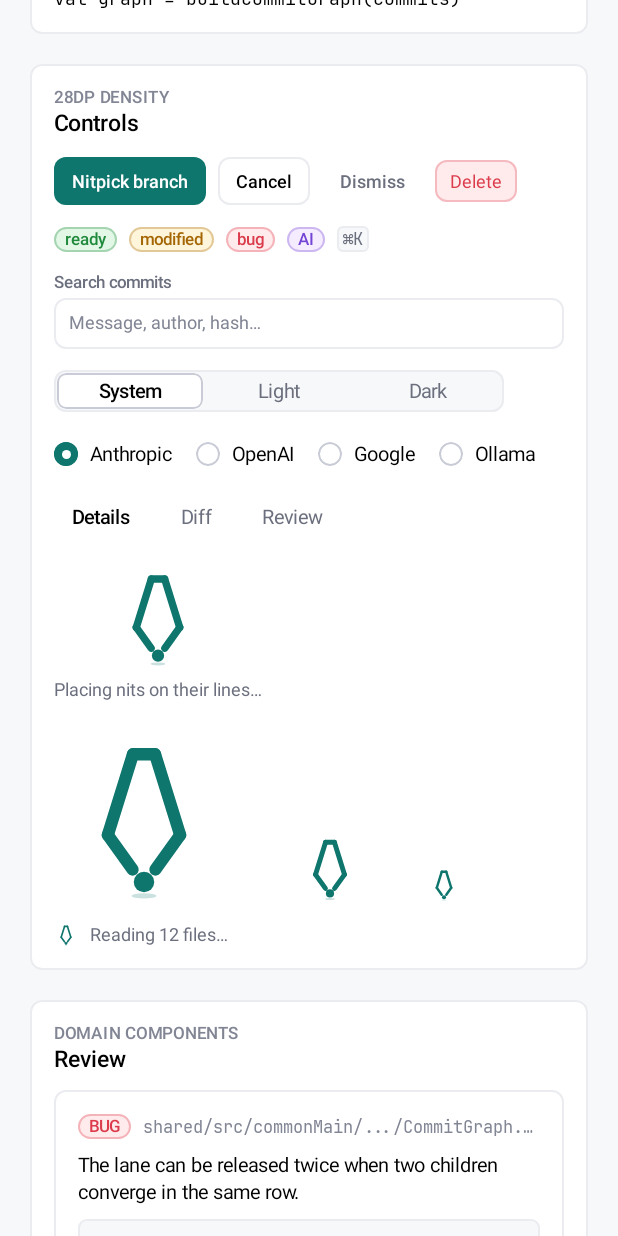
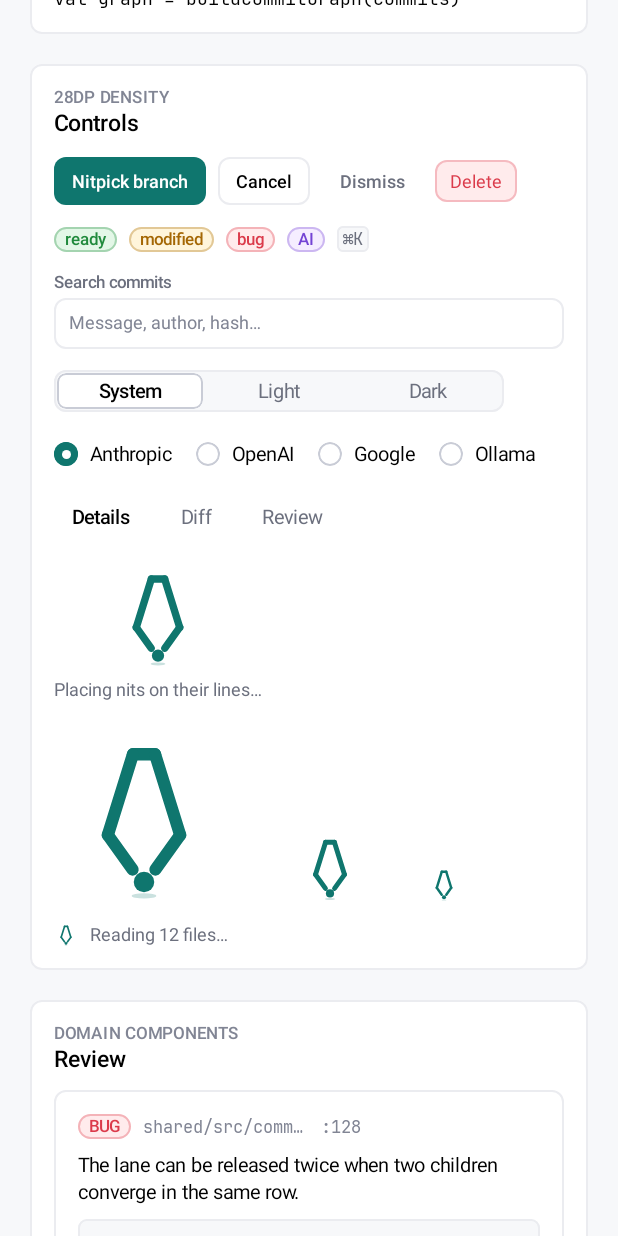
Before and after one commit to Nitpick-org/nitpick-core, an Android app built with Jetpack Compose: the @Preview function DesignSystemCatalogLightPreview, scrolled down 576 dp, on a phone screen of 412 x 824 dp. Run offline under Robolectric (Android 15) with nearby library versions, the phone set to English and light mode, and no system bars; our stand-ins replace Compose Multiplatform resources.

Commit message:
feat(review): show the before and after lines in a nit, keep the line number visible (#141, #142)

```diff
--- a/shared/src/commonMain/kotlin/dev/nitpick/app/ui/components/NitBottomSheet.kt
+++ b/shared/src/commonMain/kotlin/dev/nitpick/app/ui/components/NitBottomSheet.kt
@@ -52,6 +52,7 @@ fun NitSheetContent(
                 severity = comment.severity,
                 message = comment.message,
                 suggestion = comment.suggestion,
+                original = comment.originalSnippet,
             )
         }
         Row(Modifier.fillMaxWidth(), horizontalArrangement = Arrangement.spacedBy(12.dp)) {
--- a/shared/src/commonMain/kotlin/dev/nitpick/app/ui/components/NitpickReview.kt
+++ b/shared/src/commonMain/kotlin/dev/nitpick/app/ui/components/NitpickReview.kt
@@ -12,6 +12,8 @@ import androidx.compose.foundation.layout.width
 import androidx.compose.foundation.shape.RoundedCornerShape
 import androidx.compose.material3.Surface
 import androidx.compose.material3.Text
+import androidx.compose.foundation.layout.Spacer
+import androidx.compose.ui.graphics.Color
 import androidx.compose.runtime.Composable
 import androidx.compose.ui.Alignment
 import androidx.compose.ui.Modifier
@@ -49,6 +51,7 @@ fun ReviewCommentCard(
     message: String,
     modifier: Modifier = Modifier,
     suggestion: String? = null,
+    original: String? = null,
     onApply: (() -> Unit)? = null,
     onDismiss: (() -> Unit)? = null,
 ) {
@@ -57,14 +60,24 @@ fun ReviewCommentCard(
     NitpickCard(modifier = modifier, verticalArrangement = Arrangement.spacedBy(10.dp)) {
         Row(verticalAlignment = Alignment.CenterVertically, horizontalArrangement = Arrangement.spacedBy(8.dp)) {
             NitpickBadge(text = severityLabel(severity), tone = tone)
+            // The path may lose its start, the line number never.
             Text(
-                text = if (line == 0) "$filePath · ${stringResource(Res.string.review_whole_file)}" else "$filePath:$line",
+                text = filePath,
                 style = NitpickTheme.typography.codeSmall,
                 color = colors.textMuted,
                 maxLines = 1,
+                softWrap = false,
                 overflow = TextOverflow.Ellipsis,
-                modifier = Modifier.weight(1f),
+                modifier = Modifier.weight(1f, fill = false),
             )
+            Text(
+                text = if (line == 0) "· ${stringResource(Res.string.review_whole_file)}" else ":$line",
+                style = NitpickTheme.typography.codeSmall,
+                color = colors.textMuted,
+                maxLines = 1,
+                softWrap = false,
+            )
+            Spacer(Modifier.weight(1f))
             if (onDismiss != null) {
                 NitpickButton(
                     text = stringResource(Res.string.review_dismiss),
@@ -92,7 +105,9 @@ fun ReviewCommentCard(
                         style = NitpickTheme.typography.kicker,
                         color = colors.textMuted,
                     )
-                    Text(text = suggestion, style = NitpickTheme.typography.code, color = colors.text)
+                    // Before and after, like a diff: the jury sees what changes, not only the result.
+                    original?.takeIf { it.isNotBlank() }?.lines()?.forEach { ChangeLine("-", it, colors.diffRemovedBg, colors.diffRemovedFg) }
+                    suggestion.lines().forEach { ChangeLine("+", it, colors.diffAddedBg, colors.diffAddedFg) }
                     if (onApply != null) {
                         NitpickButton(
                             text = stringResource(Res.string.review_apply),
@@ -103,6 +118,14 @@ fun ReviewCommentCard(
                 }
             }
         }
+    }
+}
+
+@Composable
+private fun ChangeLine(gutter: String, text: String, background: Color, foreground: Color) {
+    Row(Modifier.fillMaxWidth().background(background, RoundedCornerShape(NitpickTheme.radii.xs)).padding(horizontal = 6.dp, vertical = 1.dp)) {
+        Text(gutter, modifier = Modifier.width(14.dp), style = NitpickTheme.typography.code, color = foreground)
+        Text(text, style = NitpickTheme.typography.code, color = foreground)
     }
 }
 
@@ -146,7 +169,7 @@ fun DiffLineRow(line: DiffLine, modifier: Modifier = Modifier) {
 }
 
 @Composable
-private fun DiffLineNumber(value: String, color: androidx.compose.ui.graphics.Color) {
+private fun DiffLineNumber(value: String, color: Color) {
     Text(
         text = value,
         modifier = Modifier.width(40.dp),
--- a/shared/src/commonMain/kotlin/dev/nitpick/app/ui/repository/ReviewPanel.kt
+++ b/shared/src/commonMain/kotlin/dev/nitpick/app/ui/repository/ReviewPanel.kt
@@ -151,6 +151,7 @@ fun ReviewPanel(
                                 severity = comment.severity,
                                 message = comment.message,
                                 suggestion = comment.suggestion,
+                                original = comment.originalSnippet,
                                 onApply = if (applied || comment.isFileLevel || state.isRewritingWorkingTree) null else { { onApply(comment) } },
                                 onDismiss = if (applied) null else { { onDismiss(comment.id) } },
                             )
```
Also changed, not shown: 1 other file.
